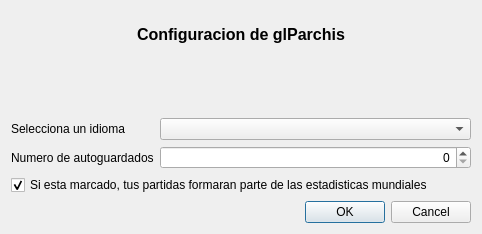
Qt form ui/frmSettings.ui (turulomio/glparchis) before a commit.
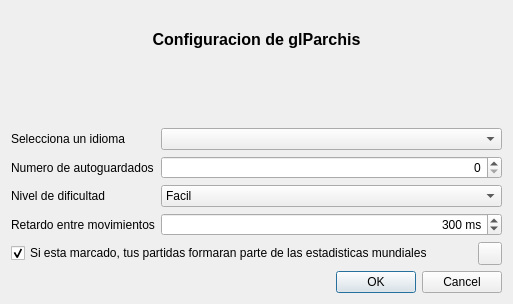
The same form after that commit. Icons and pictures are not drawn.

Commit message: Added delay and difficulty level to settings. Asked in tickets [#29]

```diff
--- a/ui/frmSettings.ui
+++ b/ui/frmSettings.ui
@@ -6,8 +6,8 @@
    <rect>
     <x>0</x>
     <y>0</y>
-    <width>482</width>
-    <height>234</height>
+    <width>513</width>
+    <height>304</height>
    </rect>
   </property>
   <property name="windowTitle">
@@ -17,6 +17,8 @@
    <iconset resource="../images/glparchis.qrc">
     <normaloff>:/glparchis/configure.png</normaloff>:/glparchis/configure.png</iconset>
   </property>
+  <layout class="QHBoxLayout" name="horizontalLayout_4">
+   <item>
   <layout class="QVBoxLayout" name="verticalLayout_2">
    <item>
     <layout class="QVBoxLayout" name="verticalLayout">
@@ -142,12 +144,82 @@
            </property>
           </widget>
          </item>
+           <item row="2" column="1">
+            <widget class="QComboBox" name="cmbDifficultyLevel">
+             <item>
+              <property name="text">
+               <string>Facil</string>
+              </property>
+             </item>
+             <item>
+              <property name="text">
+               <string>Muy facil</string>
+              </property>
+             </item>
+             <item>
+              <property name="text">
+               <string>Normal</string>
+              </property>
+             </item>
+             <item>
+              <property name="text">
+               <string>Dificil</string>
+              </property>
+             </item>
+             <item>
+              <property name="text">
+               <string>Muy dificil</string>
+              </property>
+             </item>
+            </widget>
+           </item>
+           <item row="2" column="0">
+            <widget class="QLabel" name="label">
+             <property name="text">
+              <string>Nivel de dificultad</string>
+             </property>
+            </widget>
+           </item>
+           <item row="3" column="0">
+            <widget class="QLabel" name="lblSliderDelay">
+             <property name="text">
+              <string>Retardo entre movimientos</string>
+             </property>
+            </widget>
+           </item>
+           <item row="3" column="1">
+            <widget class="QSpinBox" name="spinDelay">
+             <property name="alignment">
+              <set>Qt::AlignRight|Qt::AlignTrailing|Qt::AlignVCenter</set>
+             </property>
+             <property name="suffix">
+              <string> ms</string>
+             </property>
+             <property name="minimum">
+              <number>0</number>
+             </property>
+             <property name="maximum">
+              <number>2000</number>
+             </property>
+             <property name="singleStep">
+              <number>100</number>
+             </property>
+             <property name="value">
+              <number>300</number>
+             </property>
+             <property name="displayIntegerBase">
+              <number>10</number>
+             </property>
+            </widget>
+           </item>
         </layout>
        </item>
       </layout>
      </item>
     </layout>
    </item>
+     <item>
+      <layout class="QHBoxLayout" name="horizontalLayout_3">
    <item>
     <widget class="QCheckBox" name="chkStatistics">
      <property name="text">
@@ -159,6 +231,19 @@
     </widget>
    </item>
    <item>
+        <widget class="QToolButton" name="cmdGlobalStatistics">
+         <property name="toolTip">
+          <string>See global statistics</string>
+         </property>
+         <property name="icon">
+          <iconset resource="../images/glparchis.qrc">
+           <normaloff>:/glparchis/statistics.png</normaloff>:/glparchis/statistics.png</iconset>
+         </property>
+        </widget>
+       </item>
+      </layout>
+     </item>
+     <item>
     <widget class="QDialogButtonBox" name="buttonBox">
      <property name="orientation">
       <enum>Qt::Horizontal</enum>
@@ -167,6 +252,8 @@
       <set>QDialogButtonBox::Cancel|QDialogButtonBox::Ok</set>
      </property>
     </widget>
+     </item>
+    </layout>
    </item>
   </layout>
  </widget>
```
Lines whose indentation alone changed are shown as unchanged. The commit also changes 11 other files.
